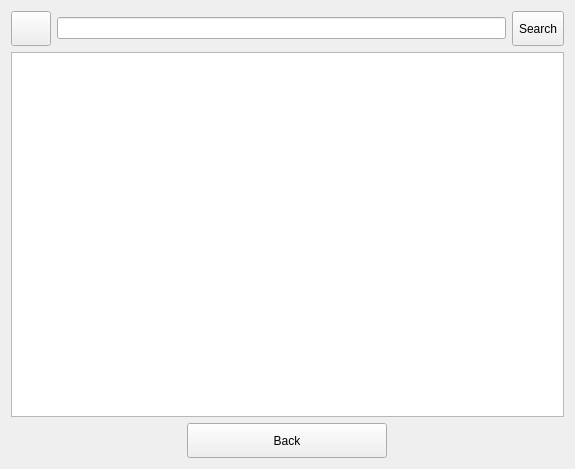
The window that src/SearchDialog.ui (ic005k/Knot-Legacy) describes before a commit, drawn with Qt 5.
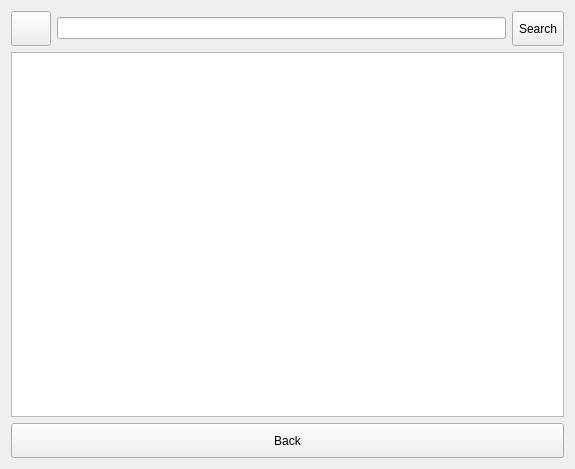
The same window after the commit. Icons and pictures are not drawn.

The edit to the form file:
```diff
--- a/src/SearchDialog.ui
+++ b/src/SearchDialog.ui
@@ -61,6 +61,12 @@
     <layout class="QHBoxLayout" name="horizontalLayout_2">
      <item>
       <widget class="QToolButton" name="btnBack">
+       <property name="sizePolicy">
+        <sizepolicy hsizetype="Preferred" vsizetype="Fixed">
+         <horstretch>0</horstretch>
+         <verstretch>0</verstretch>
+        </sizepolicy>
+       </property>
        <property name="minimumSize">
         <size>
          <width>200</width>
```
